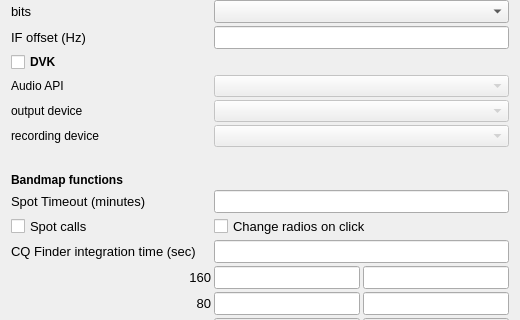
Before: the Qt Designer form so2sdr/sdrdialog.ui in n4ogw/so2sdr, drawn with Qt 5; both pictures show x 0 to 520 and y 215 to 535 of the 520 by 711 pixel window.
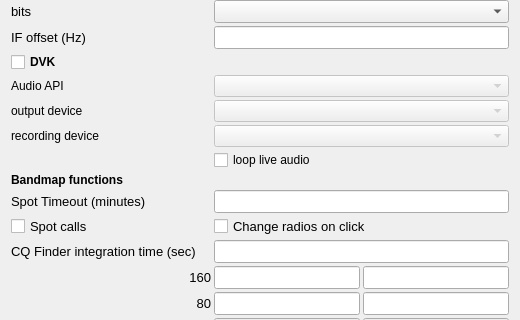
After: the same form once the commit is applied.

Commit message: Move DVK_ENABLE to defines.g Add DVK live audio mode. When enabled, loops live audio from input to output

```diff
--- a/so2sdr/sdrdialog.ui
+++ b/so2sdr/sdrdialog.ui
@@ -646,6 +646,13 @@
        </property>
       </widget>
      </item>
+     <item row="15" column="1">
+      <widget class="QCheckBox" name="loopCheckBox">
+       <property name="text">
+        <string>loop live audio</string>
+       </property>
+      </widget>
+     </item>
     </layout>
    </item>
    <item>
```
The commit also changes 8 other files.
